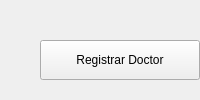
Qt form ui_Qt/main_window.ui (santiosoji2005/-Hospital-Information-Sysmtem---GUI-Associations-Modules-Layers-) before a commit.
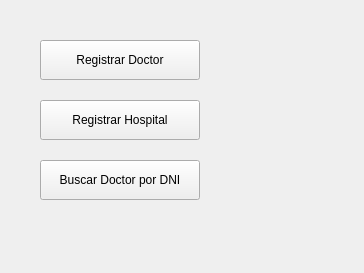
The same form after that commit.

The edit to the form file:
```diff
--- a/ui_Qt/main_window.ui
+++ b/ui_Qt/main_window.ui
@@ -2,6 +2,14 @@
 <ui version="4.0">
  <class>MainWindow</class>
  <widget class="QMainWindow" name="MainWindow">
+  <property name="geometry">
+   <rect>
+    <x>0</x>
+    <y>0</y>
+    <width>364</width>
+    <height>273</height>
+   </rect>
+  </property>
   <property name="windowTitle">
    <string>Sistema Hospitalario</string>
   </property>
```
Left out of the diff: 24 changed lines with no effect on the pictures.
